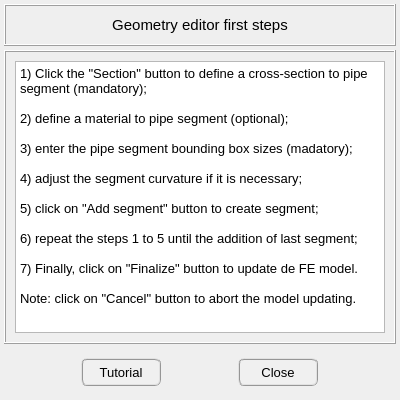
open-pulse/OpenPulse, file pulse/interface/ui_files/model/geometry/help/geometry_editor_help.ui: the form before one commit.
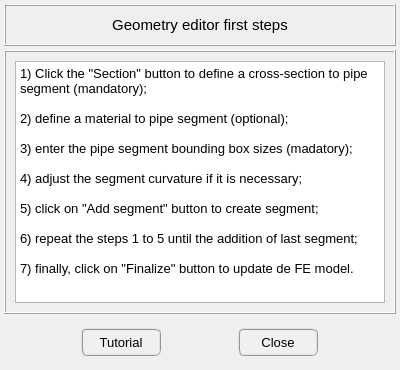
The form after the commit.

What changed in the file:
```diff
--- a/pulse/interface/ui_files/model/geometry/help/geometry_editor_help.ui
+++ b/pulse/interface/ui_files/model/geometry/help/geometry_editor_help.ui
@@ -7,19 +7,19 @@
     <x>0</x>
     <y>0</y>
     <width>400</width>
-    <height>400</height>
+    <height>370</height>
    </rect>
   </property>
   <property name="minimumSize">
    <size>
     <width>400</width>
-    <height>400</height>
+    <height>300</height>
    </size>
   </property>
   <property name="maximumSize">
    <size>
     <width>400</width>
-    <height>400</height>
+    <height>370</height>
    </size>
   </property>
   <property name="sizeIncrement">
@@ -79,9 +79,7 @@
 
 6) repeat the steps 1 to 5 until the addition of last segment;
 
-7) Finally, click on &quot;Finalize&quot; button to update de FE model.
-
-Note: click on &quot;Cancel&quot; button to abort the model updating.</string>
+7) finally, click on &quot;Finalize&quot; button to update de FE model.</string>
         </property>
         <property name="textInteractionFlags">
          <set>Qt::TextSelectableByKeyboard|Qt::TextSelectableByMouse</set>
```
